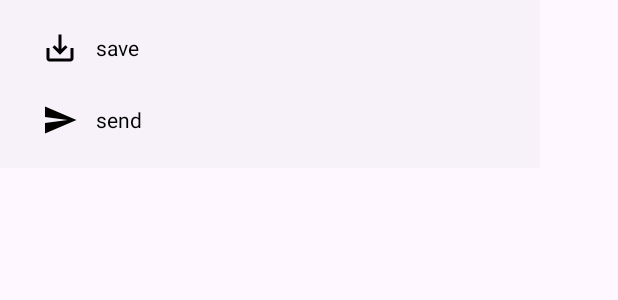
After one commit to anton-tchaikovsky/NasaApp, an Android app: the layout bottom_menu_navigation_drawer_layout.xml on its own in the app's theme, with its tools: preview values and no code run, on a phone screen of 412 x 824 dp. The commit adds this screen. Shown: the top 300 px of the screen. Run offline under Robolectric (Android 15) with nearby library versions, the phone set to English and light mode, and no system bars; Roboto replaces fonts that are not available here.

Commit message:
Доделал первый урок: реализовал callback для bottomSheet, программно установил меню для bottomAppBar (а не через layout), реализовал bottomMenuNavigation (с заглушками).

```diff
--- a/app/src/main/java/com/example/nasaapp/utils/Const.kt
+++ b/app/src/main/java/com/example/nasaapp/utils/Const.kt
@@ -1,6 +1,7 @@
 package com.example.nasaapp.utils
 
 import com.example.nasaapp.BuildConfig
+import com.example.nasaapp.view.BottomMenuNavigationDrawerFragment
 
 //RemoteDataSource
 const val END_POINT = "planetary/apod"
@@ -17,6 +18,7 @@ const val TAG_ASTRONOMY_PICTURES_OF_THE_DAY_FRAGMENT = "TAGAstronomyPicturesOfTh
 const val TAG_HD_ASTRONOMY_PICTURES_OF_THE_DAY_FRAGMENT = "TAGHdAstronomyPicturesOfTheDayFragment"
 const val TAG_CHOOSING_THE_DAY_FRAGMENT = "TAGChoosingTheDayFragment"
 const val TAG_CHOOSING_THEME_FRAGMENT = "TAGChoosingThemeFragment"
+const val TAG_BOTTOM_MENU_NAVIGATION_DRAWER_FRAGMENT = "TAGBottomMenuNavigationDrawerFragment"
 //Theme
 const val THEME_RED_TITLE = "Theme Red"
 const val THEME_BLUE_TITLE = "Theme Blue"
--- a/app/src/main/java/com/example/nasaapp/view/ChoosingThemeFragment.kt
+++ b/app/src/main/java/com/example/nasaapp/view/ChoosingThemeFragment.kt
@@ -1,6 +1,5 @@
 package com.example.nasaapp.view
 
-import android.content.res.ColorStateList
 import android.os.Bundle
 import android.view.LayoutInflater
 import android.view.View
--- /dev/null
+++ b/app/src/main/res/drawable/ic_baseline_send_24.xml
@@ -0,0 +1,5 @@
+<vector android:autoMirrored="true" android:height="24dp"
+    android:tint="#000000" android:viewportHeight="24"
+    android:viewportWidth="24" android:width="24dp" xmlns:android="http://schemas.android.com/apk/res/android">
+    <path android:fillColor="@android:color/white" android:pathData="M2.01,21L23,12 2.01,3 2,10l15,2 -15,2z"/>
+</vector>
--- /dev/null
+++ b/app/src/main/res/layout/bottom_menu_navigation_drawer_layout.xml
@@ -0,0 +1,14 @@
+<?xml version="1.0" encoding="utf-8"?>
+
+<com.google.android.material.navigation.NavigationView
+    xmlns:android="http://schemas.android.com/apk/res/android"
+    xmlns:app="http://schemas.android.com/apk/res-auto"
+    android:id="@+id/navigation_view"
+    android:layout_width="wrap_content"
+    android:layout_height="wrap_content"
+    app:layout_constraintEnd_toEndOf="parent"
+    app:layout_constraintStart_toStartOf="parent"
+    app:layout_constraintTop_toTopOf="parent"
+    app:menu="@menu/bottom_menu_navigation"
+
+    />
--- a/app/src/main/res/layout/choosing_the_day_layout.xml
+++ b/app/src/main/res/layout/choosing_the_day_layout.xml
@@ -82,7 +82,6 @@
         app:navigationIcon="@drawable/ic_baseline_menu_24"
         app:hideOnScroll="true"
         app:layout_scrollFlags="scroll|enterAlways"
-        app:menu="@menu/bottom_app_bar_menu"
         />
 
     <com.google.android.material.floatingactionbutton.ExtendedFloatingActionButton
--- a/app/src/main/res/layout/hd_astronomy_picture_of_the_day_fragment.xml
+++ b/app/src/main/res/layout/hd_astronomy_picture_of_the_day_fragment.xml
@@ -80,7 +80,7 @@
                 android:layout_gravity="center"
                 android:layout_marginStart="@dimen/margin_start_explanation_description"
                 android:layout_marginTop="@dimen/margin_top_explanation_description"
-                android:layout_marginEnd="@dimen/margin_top_explanation_description"
+                android:layout_marginEnd="@dimen/margin_end_explanation_description"
                 android:layout_marginBottom="@dimen/margin_bottom_explanation_description" />
         </LinearLayout>
 
--- /dev/null
+++ b/app/src/main/res/menu/bottom_menu_navigation.xml
@@ -0,0 +1,19 @@
+<menu xmlns:android="http://schemas.android.com/apk/res/android"
+    xmlns:app="http://schemas.android.com/apk/res-auto"
+    >
+    <group>
+        <item
+            android:id="@+id/save"
+            android:title="@string/save"
+            android:icon="@drawable/ic_baseline_save_alt_24"
+            android:contentDescription="@string/save_to_gallery"
+            app:showAsAction="ifRoom" />
+        <item
+            android:id="@+id/send"
+            android:title="@string/send"
+            android:icon="@drawable/ic_baseline_send_24"
+            android:contentDescription="@string/to_send"
+            app:showAsAction="ifRoom" />
+    </group>
+
+</menu>
--- a/app/src/main/res/values/strings.xml
+++ b/app/src/main/res/values/strings.xml
@@ -22,4 +22,7 @@
     <string name="orange">orange</string>
     <string name="back_eng">BACK</string>
     <string name="choosing_theme">Настройки темы</string>
+    <string name="save">save</string>
+    <string name="send">send</string>
+    <string name="to_send">отправить</string>
 </resources>
--- a/app/src/main/res/values/themes.xml
+++ b/app/src/main/res/values/themes.xml
@@ -23,6 +23,7 @@
     </style>
 
     <style name="Theme.NasaAppRed" parent="Base.Theme.NasaApp" >
+        <item name="android:name">Theme Red</item>
         <item name="colorPrimary">@color/primary_theme_red</item>
         <item name="colorPrimaryContainer">@color/primary_container_theme_red</item>
         <item name="colorOnContainerNasaApp">@color/on_container_theme_red</item>
@@ -34,6 +35,7 @@
     </style>
 
     <style name="Theme.NasaAppBlue" parent="Base.Theme.NasaApp" >
+        <item name="android:name">Theme Blue</item>
         <item name="colorPrimary">@color/primary_theme_blue</item>
         <item name="colorPrimaryContainer">@color/primary_container_theme_blue</item>
         <item name="colorOnContainerNasaApp">@color/on_container_theme_blue</item>
@@ -44,6 +46,7 @@
     </style>
 
     <style name="Theme.NasaAppOrange" parent="Base.Theme.NasaApp" >
+        <item name="android:name">Theme Orange</item>
         <item name="colorPrimary">@color/primary_theme_orange</item>
         <item name="colorPrimaryContainer">@color/primary_container_theme_orange</item>
        <item name="colorOnContainerNasaApp">@color/on_container_theme_orange</item>
```
Also changed, not shown: app/src/main/java/com/example/nasaapp/view/BottomMenuNavigationDrawerFragment.kt (added, +45 -0 lines), app/src/main/java/com/example/nasaapp/view/ChoosingTheDayFragment.kt (+22 -8 lines), app/src/main/java/com/example/nasaapp/view/HdAstronomyPictureOfTheDayFragment.kt (+32 -4 lines), app/src/main/res/menu/menu_main.xml (deleted, +0 -10 lines).
